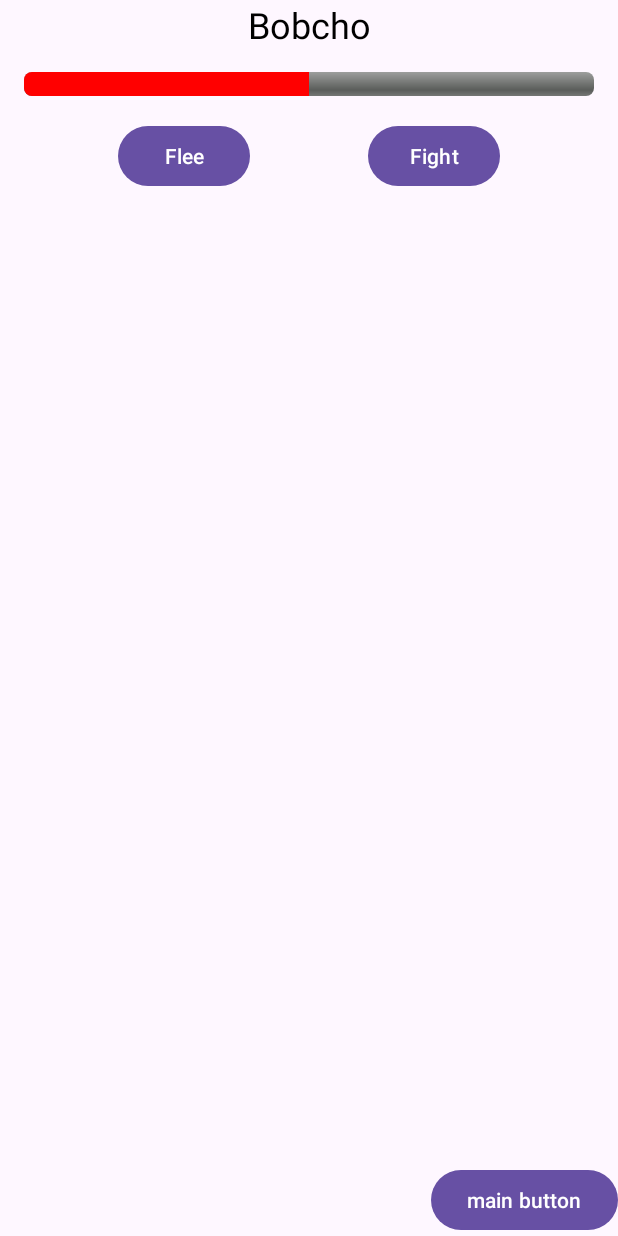
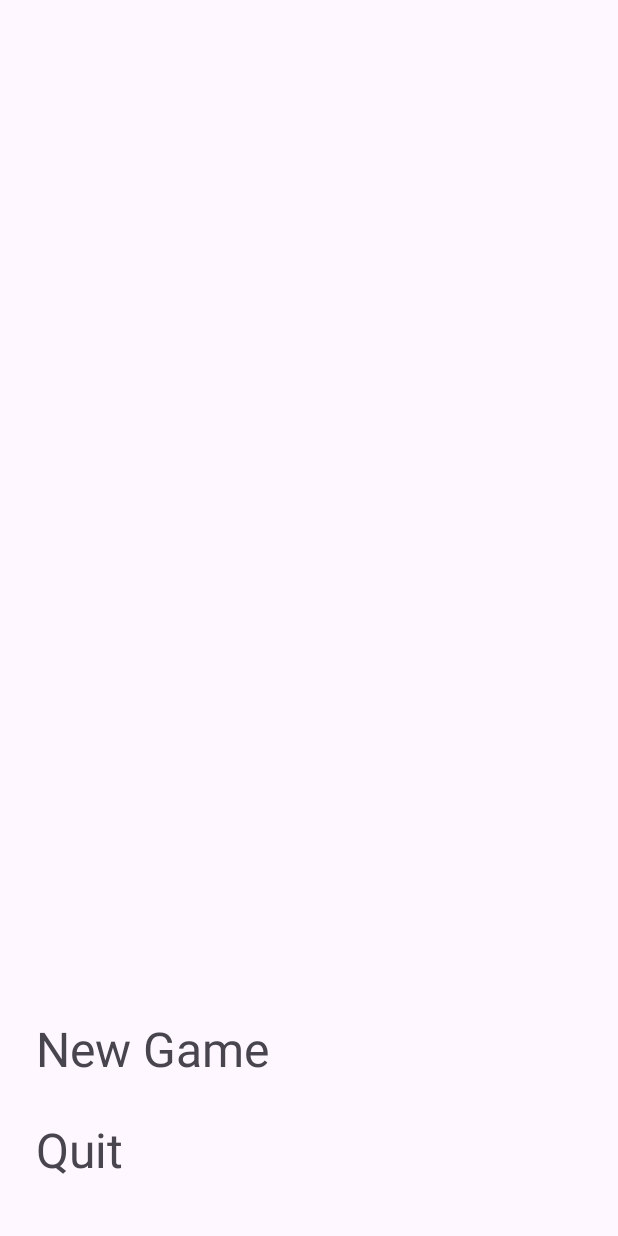
Before and after one commit to NikolaChachev/NBU, an Android app: the screen it shows after launch (MainActivity), on a phone screen of 412 x 824 dp. Run offline under Robolectric (Android 15) with nearby library versions, the phone set to English and light mode, and no system bars; our stand-ins replace Dagger/Hilt's generated code, data binding; 6 statements that could not run were skipped.

Commit message:
Add a main menu

```diff
--- a/app/src/main/java/com/example/nbu/MainActivity.java
+++ b/app/src/main/java/com/example/nbu/MainActivity.java
@@ -1,40 +1,41 @@
 package com.example.nbu;
 
 import android.os.Bundle;
+import android.view.View;
 import androidx.lifecycle.ViewModelProvider;
 import com.example.nbu.databinding.ActivityMainBinding;
 import com.example.nbu.mvvm.activity.AbstractActivity;
 import com.example.nbu.mvvm.vm.EmptyViewModel;
 import com.example.nbu.presentation.character.Adventurer;
-import com.example.nbu.presentation.combat.encounter.EncounterFragment;
 import com.example.nbu.presentation.inventory.InventoryFragment;
-import com.example.nbu.presentation.town.shop.ShopAdapter;
-import com.example.nbu.presentation.town.shop.ShopFragment;
+import com.example.nbu.presentation.menu.MainMenuFragment;
 import com.example.nbu.service.data.SharedCharacterViewModel;
 import dagger.hilt.android.AndroidEntryPoint;
 
 @AndroidEntryPoint
 public class MainActivity extends AbstractActivity<ActivityMainBinding, EmptyViewModel> {
 
-    private SharedCharacterViewModel sharedViewModel;
-
     @Override
     protected void onCreate(Bundle savedInstanceState) {
         super.onCreate(savedInstanceState);
-        Adventurer.initializeAdventurer("Bobcho");
-        binding.mainCharacterName.setText(Adventurer.getInstance().getName());
-        binding.mainCharacterName.setOnClickListener(v -> {
-            openView(InventoryFragment.class, null);
-        });
-        sharedViewModel = new ViewModelProvider(this).get(SharedCharacterViewModel.class);
-        openView(EncounterFragment.class, null);
-        binding.mainButton.setOnClickListener(l -> {
+        Adventurer adventurer = Adventurer.initializeAdventurer("Bobcho");
+        binding.mainCharacterName.setText(adventurer.getName());
+        binding.mainCharacterName.setOnClickListener(v -> openView(InventoryFragment.class, null));
+        SharedCharacterViewModel sharedViewModel = new ViewModelProvider(this).get(SharedCharacterViewModel.class);
+        openView(MainMenuFragment.class, null);
 
-        });
         sharedViewModel._characterHealth.observe(this, data -> {
             binding.mainCharacterHealthBar.setProgress(data.intValue());
+            binding.mainCharacterHealthText.setText(
+                    getString(R.string.main_activity_character_health_text, (int) adventurer.getCurrentHealth(), (int) adventurer.getMaxHealth()));
+        });
+        sharedViewModel._gameStarted.observe(this, data -> {
+            if (data) {
+                binding.mainCharacterInfoGroup.setVisibility(View.VISIBLE);
+            }
         });
     }
+
     @Override
     protected int getLayoutId() {
         return R.layout.activity_main;
--- a/app/src/main/java/com/example/nbu/presentation/character/Adventurer.java
+++ b/app/src/main/java/com/example/nbu/presentation/character/Adventurer.java
@@ -21,8 +21,9 @@ public class Adventurer extends BaseCharacter {
         requiredExperienceForNextLevel = 100;
     }
 
-    public static void initializeAdventurer(String name) {
-        instance = new Adventurer(name, 1, 12000.d, 0, 50, 100, 100, 5);
+    public static Adventurer initializeAdventurer(String name) {
+        instance = new Adventurer(name, 1, 12000.d, 0, 50, 1, 100, 5);
+        return instance;
     }
 
     public static Adventurer getInstance() {
--- /dev/null
+++ b/app/src/main/java/com/example/nbu/presentation/menu/MainMenuFragment.java
@@ -0,0 +1,51 @@
+package com.example.nbu.presentation.menu;
+
+import android.os.Bundle;
+import android.view.View;
+import androidx.annotation.NonNull;
+import androidx.annotation.Nullable;
+import androidx.databinding.library.baseAdapters.BR;
+import androidx.lifecycle.ViewModelProvider;
+import com.example.nbu.R;
+import com.example.nbu.databinding.FragmentMainMenuBinding;
+import com.example.nbu.mvvm.fragment.AbstractFragment;
+import com.example.nbu.mvvm.vm.EmptyViewModel;
+import com.example.nbu.presentation.combat.encounter.EncounterFragment;
+import com.example.nbu.service.data.SharedCharacterViewModel;
+import dagger.hilt.android.AndroidEntryPoint;
+
+@AndroidEntryPoint
+public class MainMenuFragment extends AbstractFragment<FragmentMainMenuBinding, EmptyViewModel> {
+
+    @Override
+    public void onViewCreated(@NonNull final View view, @Nullable final Bundle savedInstanceState) {
+        super.onViewCreated(view, savedInstanceState);
+
+        binding.mainMenuQuitButton.setOnClickListener(v -> {
+            requireActivity().finishAffinity();
+            System.exit(0);
+        });
+        SharedCharacterViewModel sharedViewModel = new ViewModelProvider(requireActivity()).get(SharedCharacterViewModel.class);
+
+        binding.mainMenuNewGameButton.setOnClickListener(v -> {
+
+            sharedViewModel.notifyGameStarted();
+            navigateToView(EncounterFragment.class, null);
+        });
+    }
+
+    @Override
+    protected int getViewModelResId() {
+        return BR.EmptyVM;
+    }
+
+    @Override
+    protected int getLayoutResId() {
+        return R.layout.fragment_main_menu;
+    }
+
+    @Override
+    protected Class<EmptyViewModel> getViewModelClass() {
+        return EmptyViewModel.class;
+    }
+}
--- a/app/src/main/java/com/example/nbu/service/data/SharedCharacterViewModel.java
+++ b/app/src/main/java/com/example/nbu/service/data/SharedCharacterViewModel.java
@@ -15,6 +15,10 @@ public class SharedCharacterViewModel extends AbstractViewModel {
 
     public LiveData<Double> _characterHealth = characterHealth;
 
+    private final MutableLiveData<Boolean> gameStarted = new MutableLiveData<>();
+
+    public LiveData<Boolean> _gameStarted = gameStarted;
+
     private final Adventurer adventurer;
 
     @Inject
@@ -28,8 +32,8 @@ public class SharedCharacterViewModel extends AbstractViewModel {
         characterHealth.setValue(currentHealth);
     }
 
-    public void refreshHealth() {
-        adventurer.heal();
+    public void notifyGameStarted() {
+        gameStarted.setValue(true);
     }
 
     public void updateCurrentHealth() {
--- a/app/src/main/res/layout/activity_main.xml
+++ b/app/src/main/res/layout/activity_main.xml
@@ -32,22 +32,34 @@
             app:layout_constraintStart_toStartOf="parent"
             app:layout_constraintTop_toBottomOf="@id/main_character_name" />
 
+        <TextView
+            android:id="@+id/main_character_health_text"
+            android:layout_width="wrap_content"
+            android:layout_height="wrap_content"
+            app:layout_constraintTop_toBottomOf="@id/main_character_health_bar"
+            app:layout_constraintStart_toStartOf="@id/main_character_health_bar"
+            app:layout_constraintEnd_toEndOf="@id/main_character_health_bar"
+            tools:text="100/120"
+            />
+
         <FrameLayout
             android:id="@+id/fragment_container"
             android:layout_width="match_parent"
             android:layout_height="0dp"
-            android:layout_marginTop="16dp"
-            app:layout_constraintBottom_toTopOf="@id/main_button"
+            android:layout_marginTop="12dp"
             app:layout_constraintStart_toStartOf="parent"
-            app:layout_constraintTop_toBottomOf="@id/main_character_health_bar" />
+            app:layout_constraintBottom_toBottomOf="parent"
+            android:layout_marginBottom="12dp"
+            app:layout_constraintTop_toBottomOf="@id/main_character_health_text" />
 
-        <Button
-            android:id="@+id/main_button"
-            android:layout_width="wrap_content"
-            android:layout_height="wrap_content"
-            android:text="main button"
-            app:layout_constraintBottom_toBottomOf="parent"
-            app:layout_constraintEnd_toEndOf="parent" />
+        <androidx.constraintlayout.widget.Group
+            android:id="@+id/main_character_info_group"
+            android:layout_width="0dp"
+            android:layout_height="0dp"
+            android:visibility="invisible"
+            app:constraint_referenced_ids="main_character_health_bar, main_character_health_text, main_character_name"
+            />
+
 
     </androidx.constraintlayout.widget.ConstraintLayout>
 </layout>
--- /dev/null
+++ b/app/src/main/res/layout/fragment_main_menu.xml
@@ -0,0 +1,32 @@
+<?xml version="1.0" encoding="utf-8"?>
+<layout xmlns:android="http://schemas.android.com/apk/res/android"
+    xmlns:app="http://schemas.android.com/apk/res-auto">
+
+    <androidx.constraintlayout.widget.ConstraintLayout
+        android:layout_width="match_parent"
+        android:layout_height="match_parent">
+
+        <TextView
+            android:id="@+id/main_menu_quit_button"
+            android:layout_width="wrap_content"
+            android:layout_height="wrap_content"
+            android:layout_marginBottom="24dp"
+            android:layout_marginStart="24dp"
+            android:text="@string/main_menu_quit_button_text"
+            android:textSize="32sp"
+            app:layout_constraintBottom_toBottomOf="parent"
+            app:layout_constraintStart_toStartOf="parent" />
+
+        <TextView
+            android:id="@+id/main_menu_new_game_button"
+            android:layout_width="wrap_content"
+            android:layout_height="wrap_content"
+            android:layout_marginBottom="24dp"
+            android:text="@string/main_menu_new_game_button_text"
+            android:textSize="32sp"
+            app:layout_constraintBottom_toTopOf="@id/main_menu_quit_button"
+            app:layout_constraintStart_toStartOf="@id/main_menu_quit_button" />
+
+    </androidx.constraintlayout.widget.ConstraintLayout>
+
+</layout>
--- a/app/src/main/res/values/strings.xml
+++ b/app/src/main/res/values/strings.xml
@@ -47,4 +47,8 @@
     <string name="layout_stats_armor_text">Armor: %1$s</string>
     <string name="layout_stats_health_text">Health: %1$s/%2$s</string>
     <string name="layout_stats_damage_text">Damage: %1$s</string>
+    <string name="main_menu_quit_button_text">Quit</string>
+    <string name="main_menu_new_game_button_text">New Game</string>
+
+    <string name="main_activity_character_health_text">%1$d/%2$d</string>
 </resources>
```
